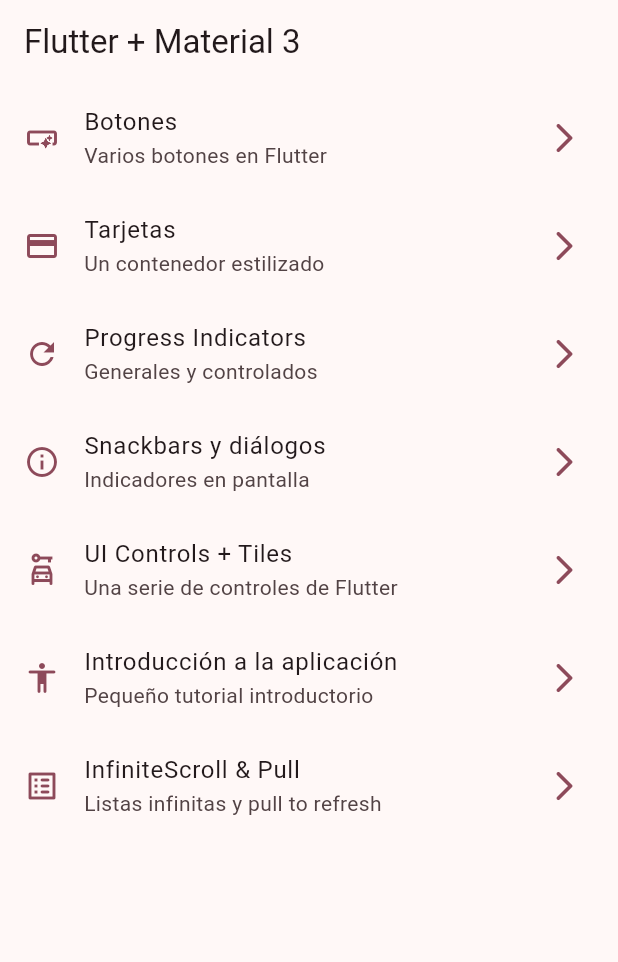
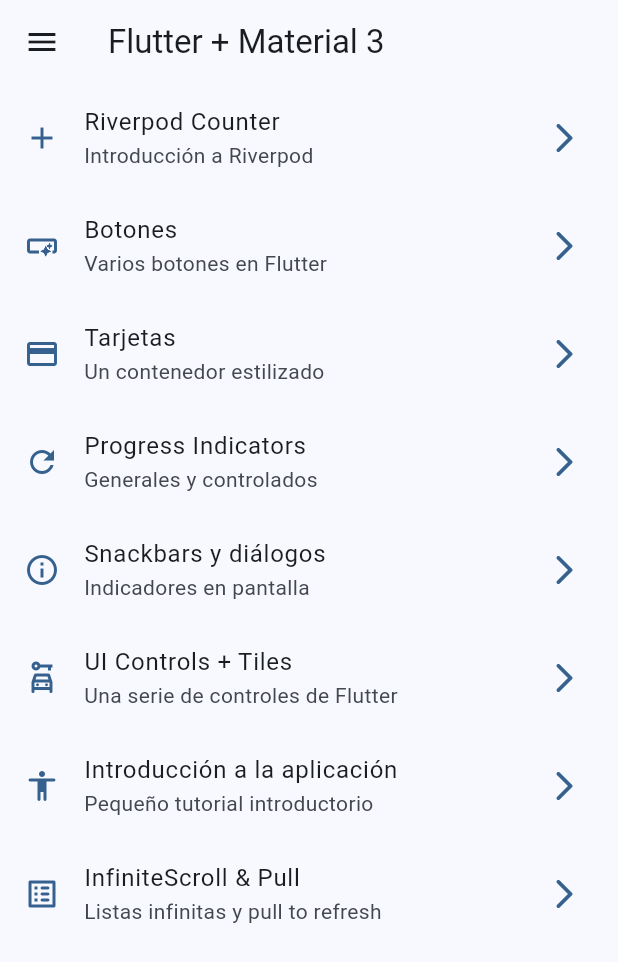
Before and after one commit to EmilioMartel/flutter-widgets-app, a Flutter app: the screen it shows after launch, on a phone screen of 412 x 824 dp. Shown: the top 962 px of the screen. Run offline on Flutter 3.47's test engine with Material 2 defaults, Android fonts, the phone set to English and light mode, and no system bars; our stand-ins replace animate_do, go_router.

```diff
--- a/lib/config/menu/menu_items.dart
+++ b/lib/config/menu/menu_items.dart
@@ -15,6 +15,14 @@ class MenuItems {
 }
 
 const appMenuItems = <MenuItems> [
+
+  MenuItems(
+    title: 'Riverpod Counter',
+    subTitle: 'Introducción a Riverpod',
+    link: '/counter-riverpod',
+    icon: Icons.add
+  ),
+
   MenuItems(
     title: 'Botones',
     subTitle: 'Varios botones en Flutter',
@@ -65,4 +73,6 @@ const appMenuItems = <MenuItems> [
   ),
 
 
+
+
 ];
--- a/lib/config/router/app_router.dart
+++ b/lib/config/router/app_router.dart
@@ -59,5 +59,11 @@ final appRouter = GoRouter(
       path: '/infinite',
       builder: (context, state) => const InfiniteScrollScreen(),
     ),
+
+    GoRoute(
+      name: CounterScreen.name,
+      path: '/counter-riverpod',
+      builder: (context, state) => const CounterScreen(),
+    ),
   ],
 );
--- a/lib/main.dart
+++ b/lib/main.dart
@@ -15,7 +15,7 @@ class MainApp extends StatelessWidget {
       title: 'Flutter Widets',
       routerConfig: appRouter,
       debugShowCheckedModeBanner: false,
-      theme: AppTheme(selectedColor: 8).getTheme(),
+      theme: AppTheme(selectedColor: 0).getTheme(),
 
     );
   }
--- a/lib/presentation/screens/home/home_screen.dart
+++ b/lib/presentation/screens/home/home_screen.dart
@@ -1,6 +1,7 @@
 import 'package:flutter/material.dart';
 import 'package:go_router/go_router.dart';
 import 'package:widgets_app/config/menu/menu_items.dart';
+import 'package:widgets_app/presentation/widgets/side_menu.dart';
 
 
 class HomeScreen extends StatelessWidget {
@@ -11,11 +12,16 @@ class HomeScreen extends StatelessWidget {
 
   @override
   Widget build(BuildContext context) {
+
+    final scaffoldKey = GlobalKey<ScaffoldState>();
+
     return Scaffold(
+      key: scaffoldKey,
       appBar: AppBar(
         title: const Text('Flutter + Material 3'),
       ),
       body: const _HomeView(),
+      drawer: SideMenu(scaffoldKey: scaffoldKey,)
     );
   }
 }
--- a/lib/presentation/screens/screens.dart
+++ b/lib/presentation/screens/screens.dart
@@ -1,5 +1,6 @@
 
 
+export 'package:widgets_app/presentation/screens/counter/counter_screen.dart';
 export 'package:widgets_app/presentation/screens/animated/animated_screen.dart';
 export 'package:widgets_app/presentation/screens/app_tutorial/app_tutorial_screen.dart';
 export 'package:widgets_app/presentation/screens/buttons/buttons_screen.dart';
```
Also changed, not shown: lib/presentation/screens/counter/counter_screen.dart (added, +26 -0 lines).
